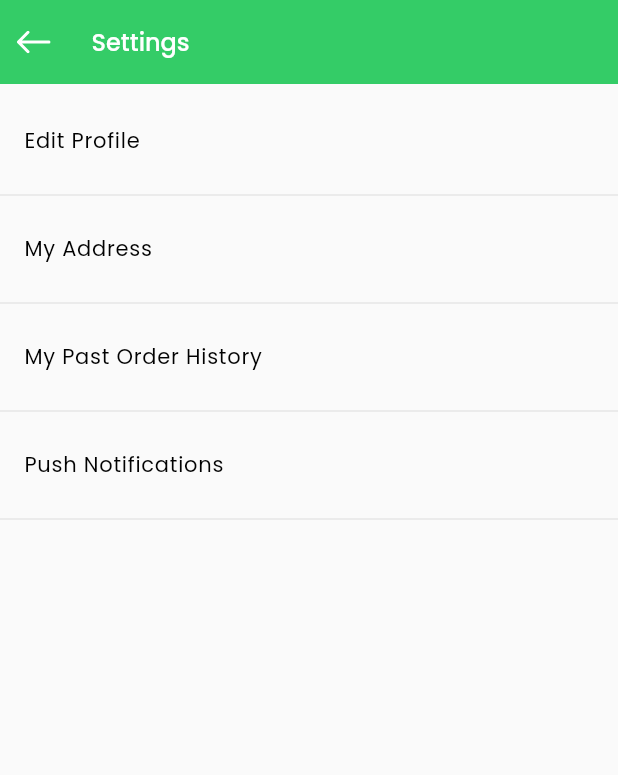
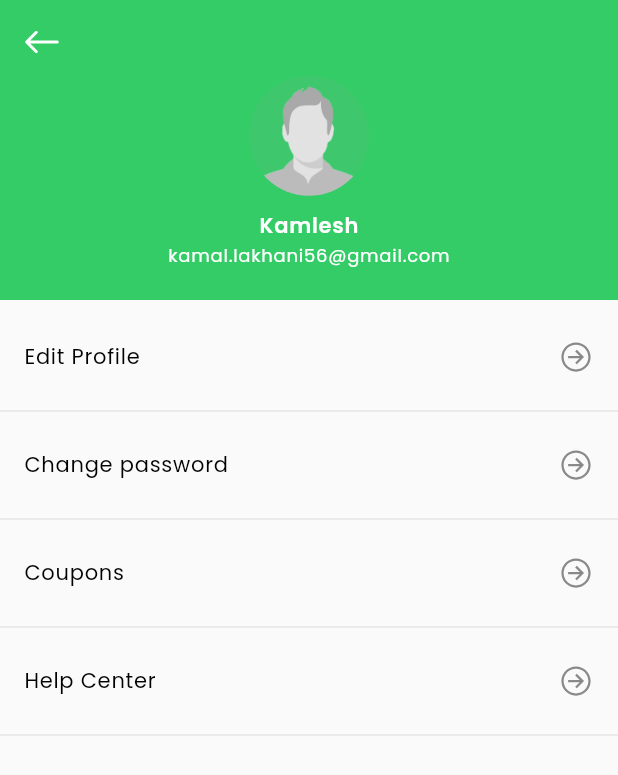
Before and after one commit to fluttertutorialin/grocerystore, a Flutter app: the SettingsPage screen opened by its route, after a tap on "Edit Profile", on a phone screen of 412 x 824 dp. Shown: the top 775 px of the screen. Run offline on Flutter 3.47's test engine with Material 2 defaults, Android fonts, the phone set to English and light mode, and no system bars; our stand-ins replace dartz, device_info, dio, equatable, flutter_screenutil, flutter_svg and 4 more; missing offline and left inert: flutter_config; accounts and stored records are empty; project files that could hold a hidden picture were left out.

Commit message:
new add functionality

```diff
--- a/lib/route_access/app_page.dart
+++ b/lib/route_access/app_page.dart
@@ -77,5 +77,8 @@ class AppPage {
         name: AppRoute.TRACK_ORDER,
         page: () => TrackOrderPage()),
 
+    GetPage(
+        name: AppRoute.SETTINGS_EDIT_PROFILE,
+        page: () => SettingsEditProfilePage()),
   ];
 }
--- a/lib/route_access/app_route.dart
+++ b/lib/route_access/app_route.dart
@@ -20,4 +20,5 @@ abstract class AppRoute {
   static const MY_CART = '/myCart';
   static const CHECKOUT = '/checkOut';
   static const TRACK_ORDER = 'trackOrder';
+  static const SETTINGS_EDIT_PROFILE = 'settingsEditProfile';
 }
--- a/lib/ui/page/page_package.dart
+++ b/lib/ui/page/page_package.dart
@@ -17,3 +17,4 @@ export 'my_favourites_page.dart';
 export 'my_cart_page.dart';
 export 'check_out_page.dart';
 export 'track_order_page.dart';
+export 'settings_edit_profile_page.dart';
--- /dev/null
+++ b/lib/ui/page/settings_edit_profile_page.dart
@@ -0,0 +1,66 @@
+import 'package:flutter_svg/svg.dart';
+import 'package:grocerystore/import_package.dart';
+import 'package:grocerystore/ui/widget/custom_appbar_widget.dart';
+import 'package:line_icons/line_icons.dart';
+
+class SettingsEditProfilePage extends StatelessWidget {
+  @override
+  Widget build(BuildContext context) {
+    return Scaffold(
+        body: CustomScrollView(slivers: [
+      SliverAppBar(
+          pinned: true,
+          leading: IconButton(
+              onPressed: () => Get.back(),
+              icon: SvgPicture.asset(ImageAsset.backArrowAsset,
+                  color: AppColors.whiteIconColor, height: 15)),
+          stretch: true,
+          expandedHeight: 200.0,
+          flexibleSpace: FlexibleSpaceBar(
+              background: Stack(fit: StackFit.loose, children: <Widget>[
+            Center(
+                child: Column(
+                    mainAxisAlignment: MainAxisAlignment.center,
+                    children: [
+                  SizedBox(height: 30.h),
+                  CircleAvatar(
+                      radius: 40,
+                      backgroundColor: Colors.grey.withOpacity(0.1),
+                      backgroundImage:
+                          ExactAssetImage(ImageAsset.profilePictureAsset)),
+                  SizedBox(height: 10.h),
+                  Text(ValueString.nameDevelopApp,
+                      style: AppTextStyle.drawerUserNameStyle),
+                  Text(ValueString.emailDevelopApp.toLowerCase(),
+                      style: AppTextStyle.drawerEmailStyle)
+                ])),
+            DecoratedBox(
+                decoration: BoxDecoration(
+                    gradient: LinearGradient(
+                        begin: Alignment.bottomRight,
+                        end: Alignment.topRight,
+                        colors: <Color>[
+                  AppColors.primaryColor,
+                  AppColors.primaryColor
+                ])))
+          ]))),
+      SliverToBoxAdapter(
+          child: Column(children: [
+        SizedBox(height: 10.h),
+        _settingMenu(title: 'Edit Profile', onTap: () {}),
+        Divider(),
+        _settingMenu(title: 'Change password', onTap: () {}),
+        Divider(),
+        _settingMenu(title: 'Coupons', onTap: () {}),
+        Divider(),
+        _settingMenu(title: 'Help Center', onTap: () {}),
+        Divider()
+      ]))
+    ]));
+  }
+
+  _settingMenu({String? title, Function()? onTap}) => ListTile(
+      trailing: Icon(LineIcons.arrowCircleRight),
+      title: Text(title!, style: AppTextStyle.drawerMenuStyle),
+      onTap: onTap);
+}
```
Also changed, not shown: lib/ui/page/settings_page.dart (+34 -8 lines), assets/images/slider_all_fruit.svg (deleted).
